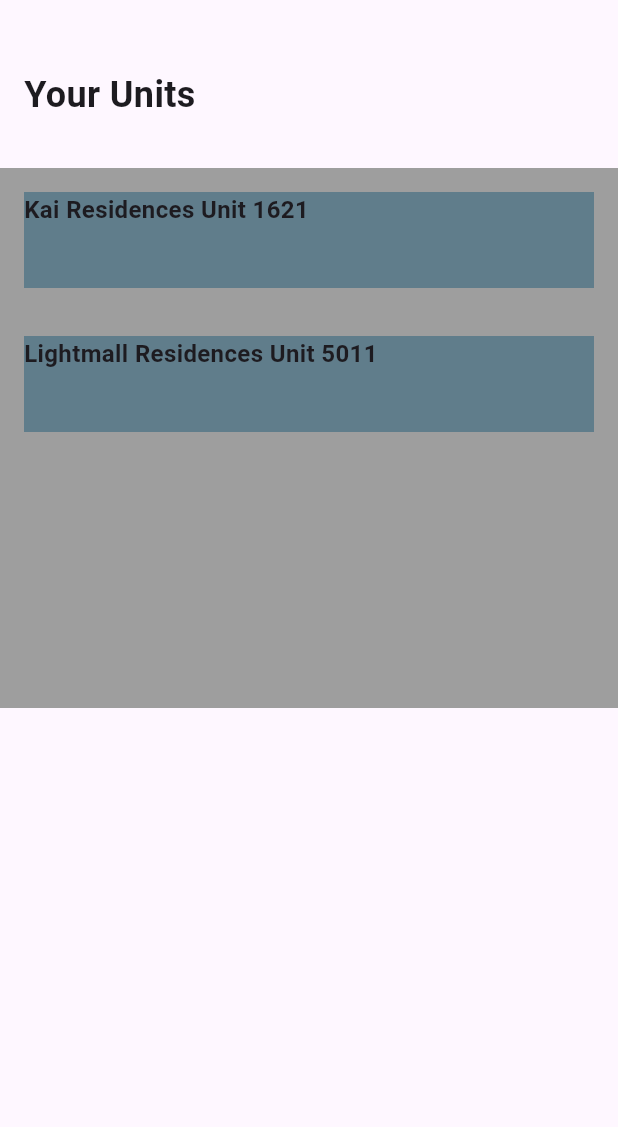
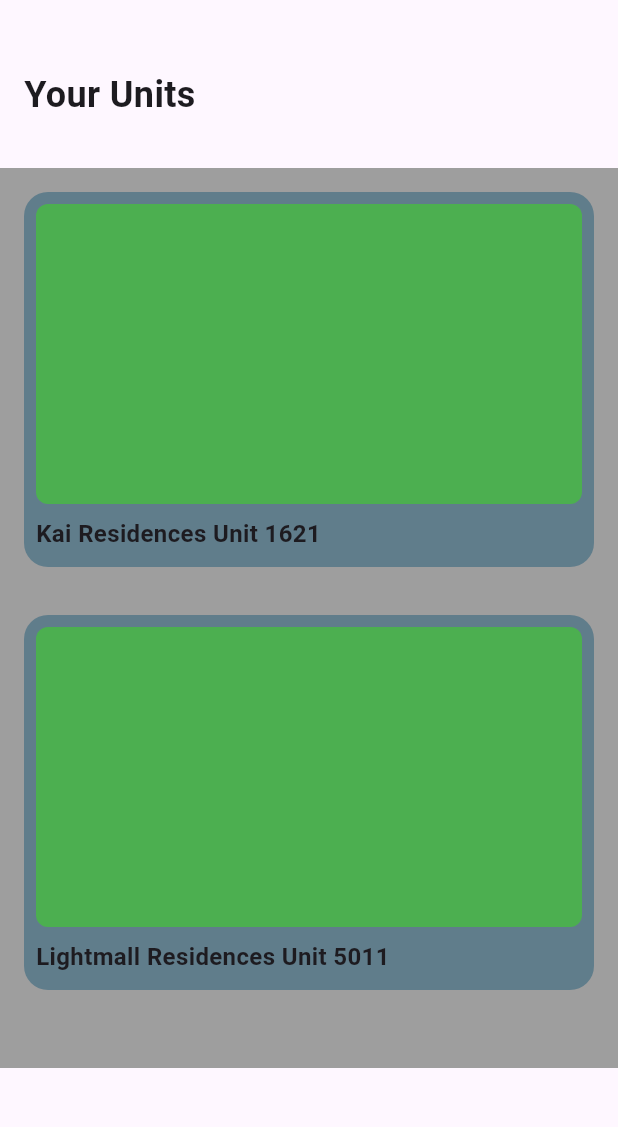
Before and after one commit to xlfrxd/Rent-Receipt-App, a Flutter app: the screen it shows after launch, on a phone screen of 412 x 824 dp, the part 63-1190 px from its top. Run offline on Flutter 3.47's test engine with Material 3 defaults, Android fonts, the phone set to English and light mode, and no system bars; our stand-ins replace flutter_svg.

Commit message:
design: unit list decoration

```diff
--- a/rent_receipt_app/lib/pages/home.dart
+++ b/rent_receipt_app/lib/pages/home.dart
@@ -60,17 +60,40 @@ class _HomePageState extends State<HomePage> {
                 height: 32,
               ),
               Container(
-                height: 360,
+                height: 600,
                 color: Colors.grey,
                 child: ListView.builder(
                     itemCount: units.length,
                     itemBuilder: (context, index) {
-                      return Container( //TODO: Style container (axis?) of units properly
+                      return Container(
+                        //TODO: Style container (axis?) of units properly
                         margin: EdgeInsets.all(16),
-                        height: 64,
-                        color: Colors.blueGrey,
-                        child: Text(units[index].name,
-                            style: TextStyle(fontSize: 16, fontWeight: FontWeight.bold)),
+                        padding: EdgeInsets.all(8),
+                        height: 250,
+                        decoration: BoxDecoration(
+                            borderRadius: BorderRadius.all(Radius.circular(16)),
+                            color: Colors.blueGrey),
+                        child: Column(
+                          children: [
+                            Container(
+                              height: 200,
+                              decoration: BoxDecoration(
+                                  borderRadius:
+                                      BorderRadius.all(Radius.circular(8)),
+                                  color: Colors.green),
+                            ),
+                            SizedBox(
+                              height: 8,
+                            ),
+                            Align(
+                              alignment: Alignment.centerLeft,
+                              child: Text(units[index].name,
+                                  style: TextStyle(
+                                      fontSize: 16,
+                                      fontWeight: FontWeight.bold)),
+                            ),
+                          ],
+                        ),
                       );
                     }),
               )
```
